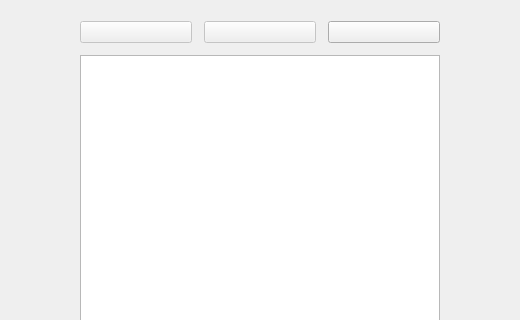
This is mainwindow.ui in EdgeOfAI/textile as Qt 5 draws it before an edit; both pictures show x 334 to 854 and y 0 to 320 of the 1200 by 800 pixel window. The edited form follows.
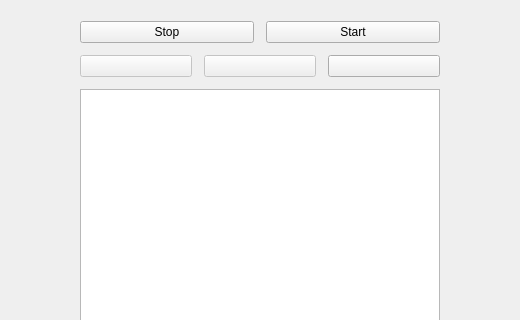
This is the edited form. Icons and pictures are not drawn.

Diff of the .ui file:
```diff
--- a/mainwindow.ui
+++ b/mainwindow.ui
@@ -61,6 +61,24 @@
       </property>
       <item>
        <layout class="QVBoxLayout" name="verticalLayout">
+        <item>
+         <layout class="QHBoxLayout" name="horizontalLayout">
+          <item>
+           <widget class="QPushButton" name="btnStopThread">
+            <property name="text">
+             <string>Stop</string>
+            </property>
+           </widget>
+          </item>
+          <item>
+           <widget class="QPushButton" name="btnStartThread">
+            <property name="text">
+             <string>Start</string>
+            </property>
+           </widget>
+          </item>
+         </layout>
+        </item>
         <item>
          <layout class="QHBoxLayout" name="horizontalLayout_2" stretch="0,0,0">
           <item>
```
Left out of the diff: 2 changed lines with no effect on the pictures.
